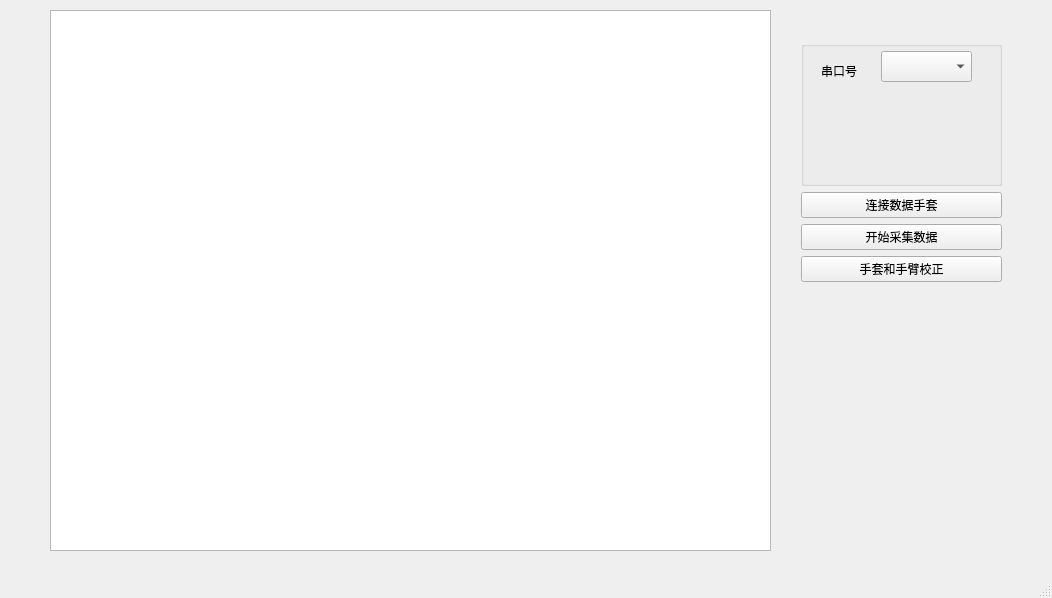
wqqiexin/wiseglove_and_ads, file mainwindow.ui: the form before one commit.
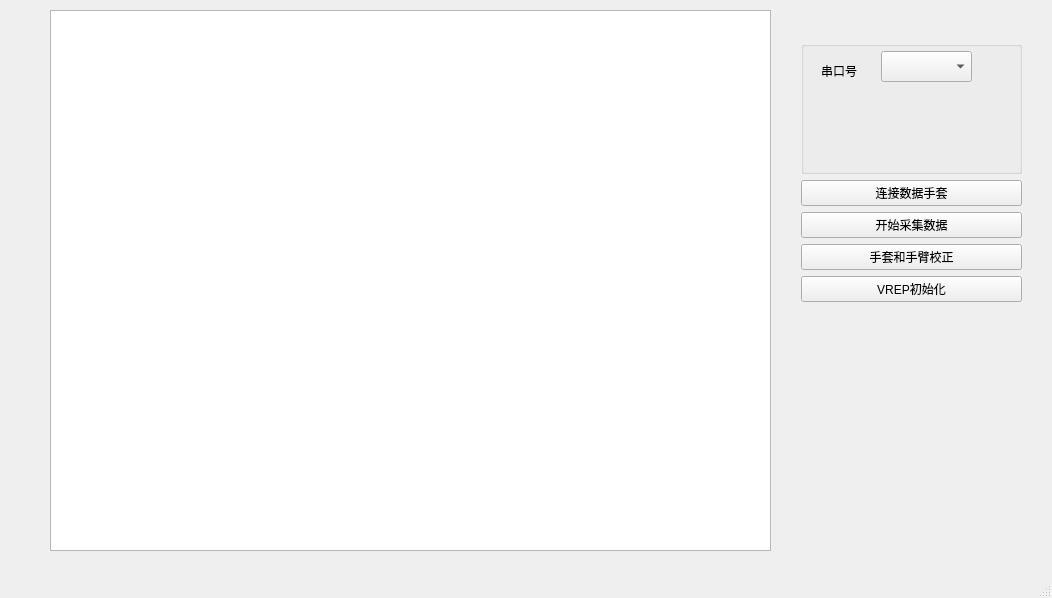
The form after the commit.

What changed in the file:
```diff
--- a/mainwindow.ui
+++ b/mainwindow.ui
@@ -24,15 +24,17 @@
      </rect>
     </property>
    </widget>
-   <widget class="QWidget" name="layoutWidget">
+   <widget class="QWidget" name="">
     <property name="geometry">
      <rect>
       <x>801</x>
       <y>41</y>
-      <width>201</width>
-      <height>241</height>
+      <width>221</width>
+      <height>261</height>
      </rect>
     </property>
+    <layout class="QVBoxLayout" name="verticalLayout_2">
+     <item>
     <layout class="QVBoxLayout" name="verticalLayout">
      <item>
       <widget class="QGroupBox" name="groupBox">
@@ -82,6 +84,15 @@
       <widget class="QPushButton" name="pushButton">
        <property name="text">
         <string>手套和手臂校正</string>
+         </property>
+        </widget>
+       </item>
+      </layout>
+     </item>
+     <item>
+      <widget class="QPushButton" name="Vrep">
+       <property name="text">
+        <string>VREP初始化</string>
        </property>
       </widget>
      </item>
```
Lines whose indentation alone changed are shown as unchanged.
